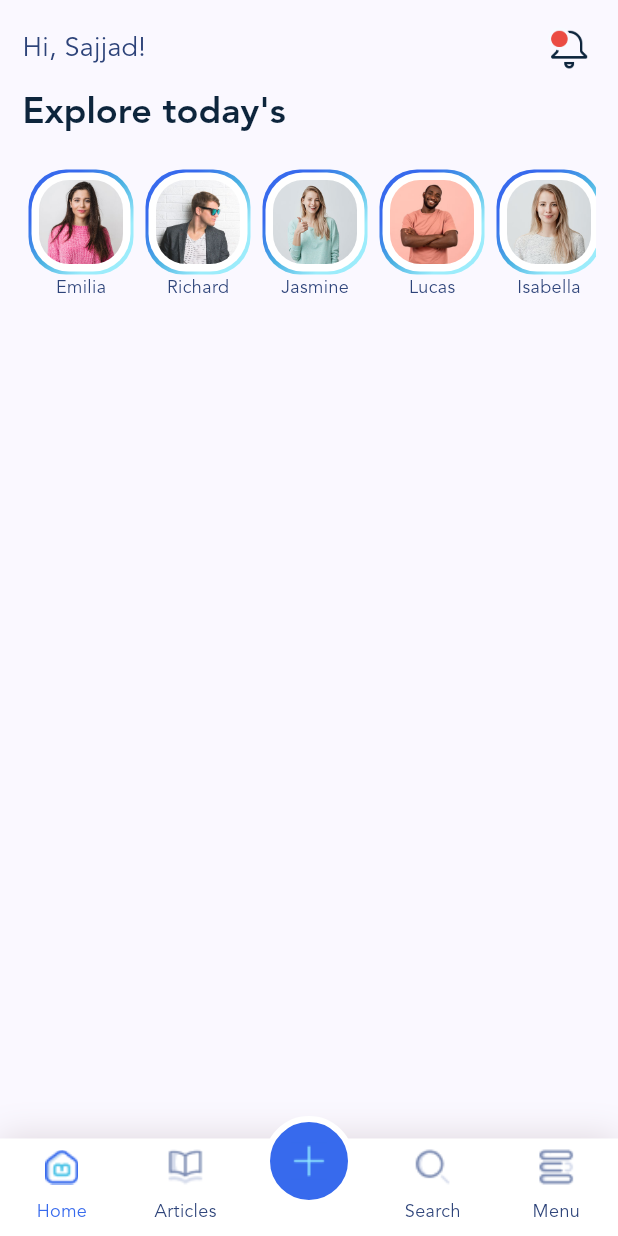
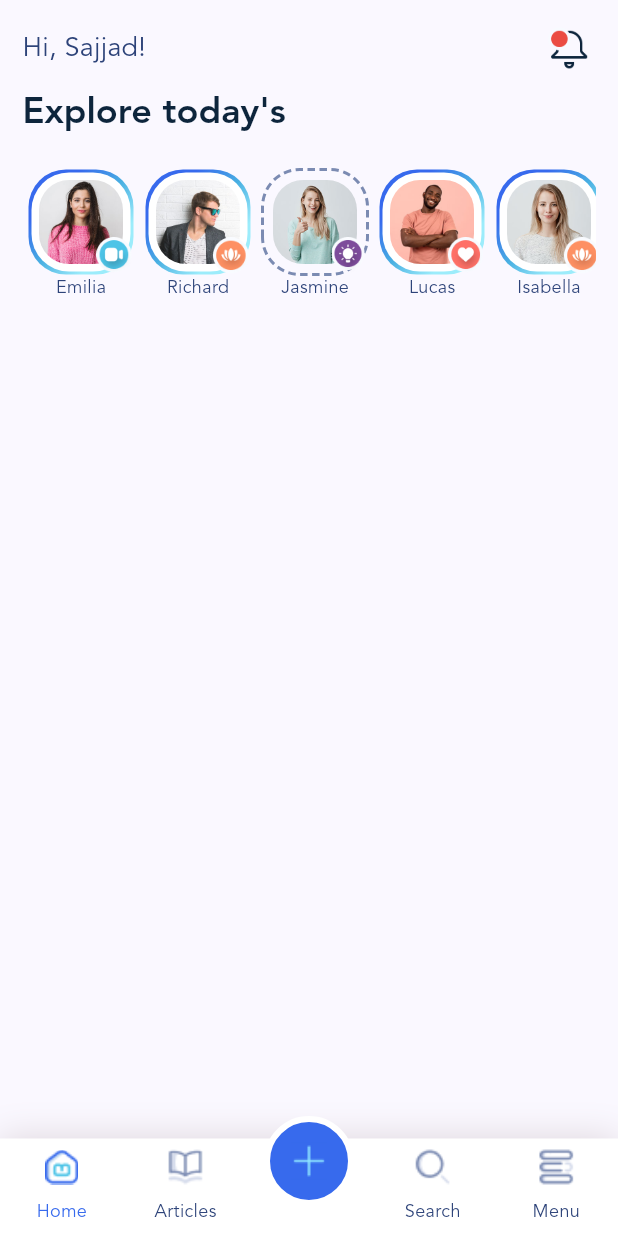
Before and after one commit to sajjadabbasi1383/BlogClub, a Flutter app: the screen it shows after launch, on a phone screen of 412 x 824 dp. Run offline on Flutter 3.47's test engine with Material 2 defaults, Android fonts, the phone set to English and light mode, and no system bars.

Commit message:
Stories ListView Extract Widget

```diff
--- a/lib/view/home_screen.dart
+++ b/lib/view/home_screen.dart
@@ -1,5 +1,7 @@
 import 'package:blog_club/model/story.dart';
 import 'package:flutter/material.dart';
+
+import '../widget/story_item.dart';
 
 class HomeScreen extends StatefulWidget {
   const HomeScreen({super.key});
@@ -35,45 +37,7 @@ class _HomeScreenState extends State<HomeScreen> {
                   scrollDirection: Axis.horizontal,
                   itemCount: stories.length,
                   itemBuilder: (context, index) {
-                    return Container(
-                      margin: const EdgeInsets.symmetric(vertical: 2,horizontal: 4),
-                      child: Column(
-                        children: [
-                          Stack(
-                            children: [
-                              Container(
-                                width: 70,
-                                height: 70,
-                                decoration: BoxDecoration(
-                                  borderRadius: BorderRadius.circular(25),
-                                  gradient: const LinearGradient(
-                                    colors: [
-                                      Color(0xff376AED),
-                                      Color(0xff49B0E2),
-                                      Color(0xff9CECFB),
-                                    ],
-                                    begin: Alignment.topCenter
-                                  ),
-                                ),
-                                child: Container(
-                                  decoration: BoxDecoration(
-                                    color: Colors.white,
-                                    borderRadius: BorderRadius.circular(25)
-                                  ),
-                                  padding: const EdgeInsets.all(5),
-                                  margin: const EdgeInsets.all(2),
-                                  child: ClipRRect(
-                                    borderRadius: BorderRadius.circular(20),
-                                    child: Image.asset(stories[index].imageFileName),
-                                  ),
-                                ),
-                              ),
-                            ],
-                          ),
-                          Expanded(child: Text(stories[index].name,style: Theme.of(context).textTheme.bodyMedium,))
-                        ],
-                      ),
-                    );
+                    return StoryItem(story: stories[index],);
                   },),
               ),
             ],
--- /dev/null
+++ b/lib/widget/story_item.dart
@@ -0,0 +1,75 @@
+import 'package:dotted_border/dotted_border.dart';
+import 'package:flutter/material.dart';
+
+import '../constant.dart';
+import '../model/story.dart';
+class StoryItem extends StatelessWidget {
+  final Story story;
+  const StoryItem({
+    super.key, required this.story,
+  });
+
+  @override
+  Widget build(BuildContext context) {
+    return Container(
+      margin: const EdgeInsets.symmetric(vertical: 2,horizontal: 4),
+      child: Column(
+        children: [
+          Stack(
+            children: [
+              story.isViewed?
+              SizedBox(
+                width: 70,
+                height: 70,
+                child: DottedBorder(
+                  borderType: BorderType.RRect,
+                  color: greyColor,
+                  padding: const EdgeInsets.all(7),
+                  dashPattern: const [5,3],
+                  strokeWidth: 2,
+                  radius: const Radius.circular(25),
+                  child: ClipRRect(
+                    borderRadius: BorderRadius.circular(20),
+                    child: Image.asset(story.imageFileName),
+                  ),
+                ),
+              ):
+              Container(
+                width: 70,
+                height: 70,
+                decoration: BoxDecoration(
+                  borderRadius: BorderRadius.circular(25),
+                  gradient: const LinearGradient(
+                      colors: [
+                        Color(0xff376AED),
+                        Color(0xff49B0E2),
+                        Color(0xff9CECFB),
+                      ],
+                      begin: Alignment.topCenter
+                  ),
+                ),
+                child: Container(
+                  decoration: BoxDecoration(
+                      color: Colors.white,
+                      borderRadius: BorderRadius.circular(25)
+                  ),
+                  padding: const EdgeInsets.all(5),
+                  margin: const EdgeInsets.all(2),
+                  child: ClipRRect(
+                    borderRadius: BorderRadius.circular(20),
+                    child: Image.asset(story.imageFileName),
+                  ),
+                ),
+              ),
+              Positioned(
+                  right: 0,
+                  bottom: 0,
+                  child: Image.asset(story.iconFileName,width: 25,height: 25,)),
+            ],
+          ),
+          Expanded(child: Text(story.name,style: Theme.of(context).textTheme.bodyMedium,))
+        ],
+      ),
+    );
+  }
+}
```
